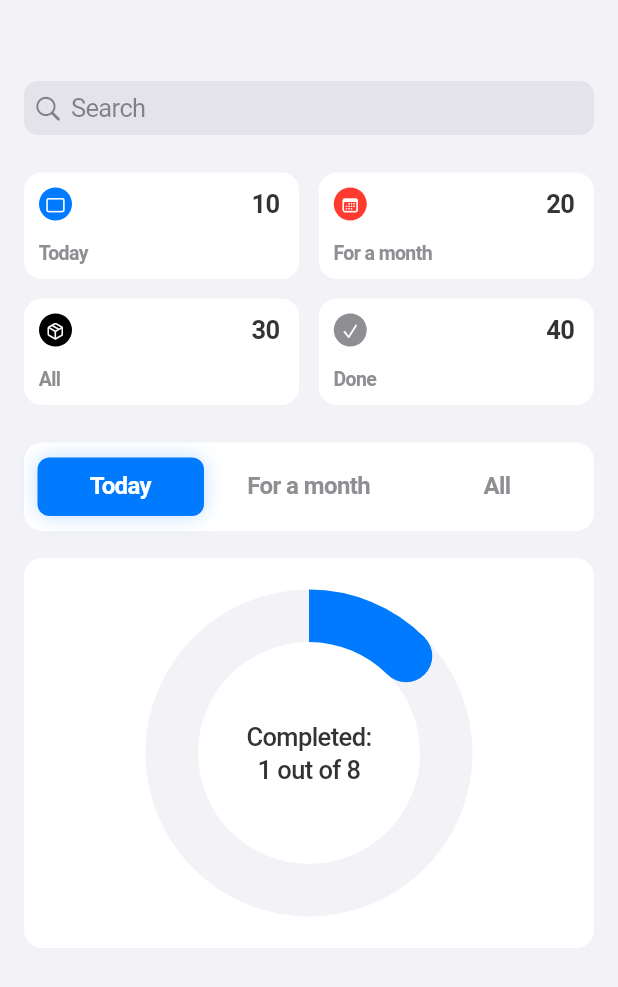
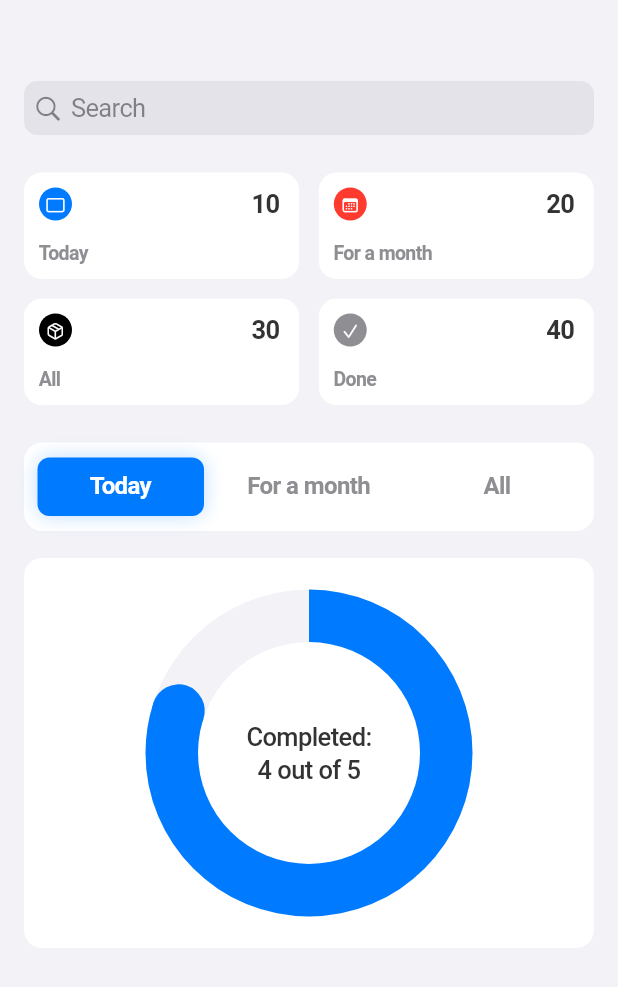
Before and after one commit to Rollfreeze/reminder_lite_flutter, a Flutter app: the screen it shows after launch, on a phone screen of 412 x 824 dp. Shown: the top 987 px of the screen. Run offline on Flutter 3.47's test engine with Material 3 defaults, Android fonts, the phone set to English and light mode, and no system bars; our stand-ins replace bloc, flutter_bloc, freezed_annotation, go_router; generated files the repository leaves out were written again.

Commit message:
wip: progress_slider

```diff
--- /dev/null
+++ b/reminder_lite/lib/features/home/domain/models/progress_circle_model.dart
@@ -0,0 +1,33 @@
+import 'package:flutter/cupertino.dart';
+import 'package:reminder_lite/core/services/localization_service.dart';
+import 'package:reminder_lite/core/style/app_colors.dart';
+import 'package:reminder_lite/features/home/domain/models/reminder_categories.dart';
+import 'package:reminder_lite/features/home/widgets/progress_section/progress_circle.dart';
+
+/// A model for [ProgressCircle] widget.
+class ProgressCircleModel {
+  /// Total category reminders.
+  final int total;
+
+  /// Completed category reminders.
+  final int completed;
+
+  /// A chosen reminder category to show.
+  final ReminderCategory category;
+
+  const ProgressCircleModel({
+    required this.total,
+    required this.completed,
+    required this.category,
+  });
+
+  /// Get the message about how many reminders are completed currently.
+  String get progressMessage => LocalizationService.locale.completeAmount(completed, total);
+
+  /// Get the curve color based on its reminder category.
+  Color get curveColor => switch (category) {
+        TodayCategory() => AppColors.blue,
+        ForMonthCategory() => AppColors.red,
+        AllCategory() => AppColors.black,
+      };
+}
--- a/reminder_lite/lib/features/home/pages/home_page.dart
+++ b/reminder_lite/lib/features/home/pages/home_page.dart
@@ -2,13 +2,27 @@ import 'package:flutter/cupertino.dart';
 import 'package:flutter_bloc/flutter_bloc.dart';
 import 'package:reminder_lite/core/style/app_colors.dart';
 import 'package:reminder_lite/features/home/domain/bloc/progress_bloc/progress_bloc.dart';
+import 'package:reminder_lite/features/home/domain/models/progress_circle_model.dart';
 import 'package:reminder_lite/features/home/domain/models/reminder_categories.dart';
 import 'package:reminder_lite/features/home/widgets/categories_section/categories_section.dart';
 import 'package:reminder_lite/features/home/widgets/progress_section/progress_section.dart';
 
 /// This is a home page with all reminder groups.
-class HomePage extends StatelessWidget {
+class HomePage extends StatefulWidget {
   const HomePage({super.key});
+
+  @override
+  State<HomePage> createState() => _HomePageState();
+}
+
+class _HomePageState extends State<HomePage> {
+  final _controller = PageController();
+
+  @override
+  void dispose() {
+    _controller.dispose();
+    super.dispose();
+  }
 
   @override
   Widget build(BuildContext context) {
@@ -36,6 +50,24 @@ class HomePage extends StatelessWidget {
                     onForMonthPressed: () => bloc.add(ProgressEvent.selectedCategory(ForMonthCategory())),
                     onAllPressed: () => bloc.add(ProgressEvent.selectedCategory(AllCategory())),
                     selectedCategory: state.category,
+                    controller: _controller,
+                    items: [
+                      ProgressCircleModel(
+                        total: 5,
+                        completed: 4,
+                        category: TodayCategory(),
+                      ),
+                      ProgressCircleModel(
+                        total: 8,
+                        completed: 7,
+                        category: ForMonthCategory(),
+                      ),
+                      ProgressCircleModel(
+                        total: 10,
+                        completed: 7,
+                        category: AllCategory(),
+                      ),
+                    ],
                   );
                 },
               ),
--- a/reminder_lite/lib/features/home/widgets/progress_section/progress_circle.dart
+++ b/reminder_lite/lib/features/home/widgets/progress_section/progress_circle.dart
@@ -1,37 +1,28 @@
 import 'package:flutter/cupertino.dart';
+import 'package:reminder_lite/features/home/domain/models/progress_circle_model.dart';
 import 'package:reminder_lite/features/home/widgets/progress_section/progress_circle_painter.dart';
 import 'package:reminder_lite/features/home/widgets/progress_section/progress_circle_section.dart';
 
 /// A progress circle for [ProgressCircleSection].
 class ProgressCircle extends StatelessWidget {
-  /// Completed category reminders.
-  final int completed;
-
-  /// Total category reminders.
-  final int total;
-
-  /// A color of the progress curve.
-  final Color curveColor;
-
-  /// An optional message on the center.
-  final String? centerMessage;
+  final ProgressCircleModel model;
 
   const ProgressCircle({
     super.key,
-    required this.completed,
-    required this.total,
-    required this.curveColor,
-    this.centerMessage,
+    required this.model,
   });
 
   @override
   Widget build(BuildContext context) {
-    return CustomPaint(
-      painter: ProgressCirclePainter(
-        completed: completed,
-        total: total,
-        curveColor: curveColor,
-        centerMessage: centerMessage,
+    return Center(
+      child: CustomPaint(
+        size: const Size.square(218),
+        painter: ProgressCirclePainter(
+          total: model.total,
+          completed: model.completed,
+          curveColor: model.curveColor,
+          centerMessage: model.progressMessage,
+        ),
       ),
     );
   }
--- a/reminder_lite/lib/features/home/widgets/progress_section/progress_circle_painter.dart
+++ b/reminder_lite/lib/features/home/widgets/progress_section/progress_circle_painter.dart
@@ -6,11 +6,11 @@ import 'package:reminder_lite/features/home/widgets/progress_section/progress_ci
 
 /// A custom painter circle for [ProgressCircle].
 class ProgressCirclePainter extends CustomPainter {
+  /// Total category reminders.
+  final int total;
+
   /// Completed category reminders.
   final int completed;
-
-  /// Total category reminders.
-  final int total;
 
   /// A color of the progress curve.
   final Color curveColor;
@@ -19,8 +19,8 @@ class ProgressCirclePainter extends CustomPainter {
   final String? centerMessage;
 
   const ProgressCirclePainter({
+    required this.total,
     required this.completed,
-    required this.total,
     required this.curveColor,
     this.centerMessage,
   })  : assert(total >= completed, "Total can't be less than completed"),
--- a/reminder_lite/lib/features/home/widgets/progress_section/progress_circle_section.dart
+++ b/reminder_lite/lib/features/home/widgets/progress_section/progress_circle_section.dart
@@ -1,36 +1,24 @@
 import 'package:flutter/cupertino.dart';
-import 'package:reminder_lite/core/services/localization_service.dart';
 import 'package:reminder_lite/core/style/app_colors.dart';
 import 'package:reminder_lite/core/style/app_radius.dart';
 import 'package:reminder_lite/core/style/app_shadows.dart';
-import 'package:reminder_lite/features/home/domain/models/reminder_categories.dart';
+import 'package:reminder_lite/features/home/domain/models/progress_circle_model.dart';
 import 'package:reminder_lite/features/home/widgets/progress_section/progress_circle.dart';
 import 'package:reminder_lite/features/home/widgets/progress_section/progress_section.dart';
 
 /// A circle with reminder progress category for [ProgressSection].
 class ProgressCircleSection extends StatelessWidget {
-  /// Completed category reminders.
-  final int completed;
+  /// Progress circles' items.
+  final List<ProgressCircleModel> items;
 
-  /// Total category reminders.
-  final int total;
-
-  /// A chosen reminder category to show.
-  final ReminderCategory selectedCategory;
+  /// A circles' slider controller.
+  final PageController controller;
 
   const ProgressCircleSection({
     super.key,
-    required this.completed,
-    required this.total,
-    required this.selectedCategory,
+    required this.items,
+    required this.controller,
   });
-
-  /// Get the curve color based on its reminder category.
-  Color get _curveColor => switch (selectedCategory) {
-        TodayCategory() => AppColors.blue,
-        ForMonthCategory() => AppColors.red,
-        AllCategory() => AppColors.black,
-      };
 
   @override
   Widget build(BuildContext context) {
@@ -42,15 +30,11 @@ class ProgressCircleSection extends StatelessWidget {
           boxShadow: AppShadows.defaultShadow,
           color: AppColors.white,
         ),
-        child: Center(
-          child: SizedBox.square(
-            dimension: 218,
-            child: ProgressCircle(
-              completed: completed,
-              total: total,
-              curveColor: _curveColor,
-              centerMessage: LocalizationService.locale.completeAmount(completed, total),
-            ),
+        child: PageView.builder(
+          controller: controller,
+          itemCount: items.length,
+          itemBuilder: (_, index) => ProgressCircle(
+            model: items[index],
           ),
         ),
       ),
--- a/reminder_lite/lib/features/home/widgets/progress_section/progress_section.dart
+++ b/reminder_lite/lib/features/home/widgets/progress_section/progress_section.dart
@@ -1,4 +1,5 @@
 import 'package:flutter/cupertino.dart';
+import 'package:reminder_lite/features/home/domain/models/progress_circle_model.dart';
 import 'package:reminder_lite/features/home/domain/models/reminder_categories.dart';
 import 'package:reminder_lite/features/home/pages/home_page.dart';
 import 'package:reminder_lite/features/home/widgets/progress_section/categories_row.dart';
@@ -18,12 +19,20 @@ class ProgressSection extends StatelessWidget {
   /// A chosen reminder category to show.
   final ReminderCategory selectedCategory;
 
+  /// Progress circles' items.
+  final List<ProgressCircleModel> items;
+
+  /// A circles' slider controller.
+  final PageController controller;
+
   const ProgressSection({
     super.key,
     required this.onTodayPressed,
     required this.onForMonthPressed,
     required this.onAllPressed,
     required this.selectedCategory,
+    required this.items,
+    required this.controller,
   });
 
   @override
@@ -40,9 +49,8 @@ class ProgressSection extends StatelessWidget {
         ),
         const SizedBox(height: 18),
         ProgressCircleSection(
-          completed: 1,
-          total: 8,
-          selectedCategory: selectedCategory,
+          items: items,
+          controller: controller,
         ),
       ],
     );
```
